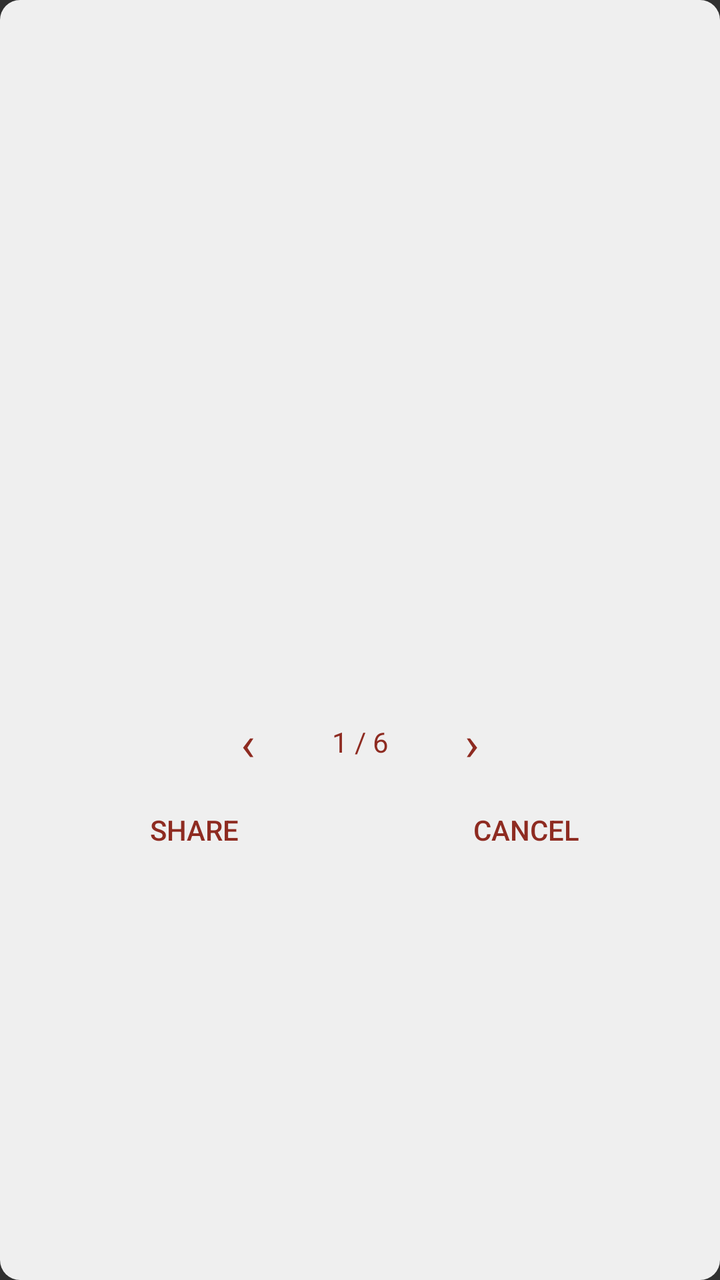
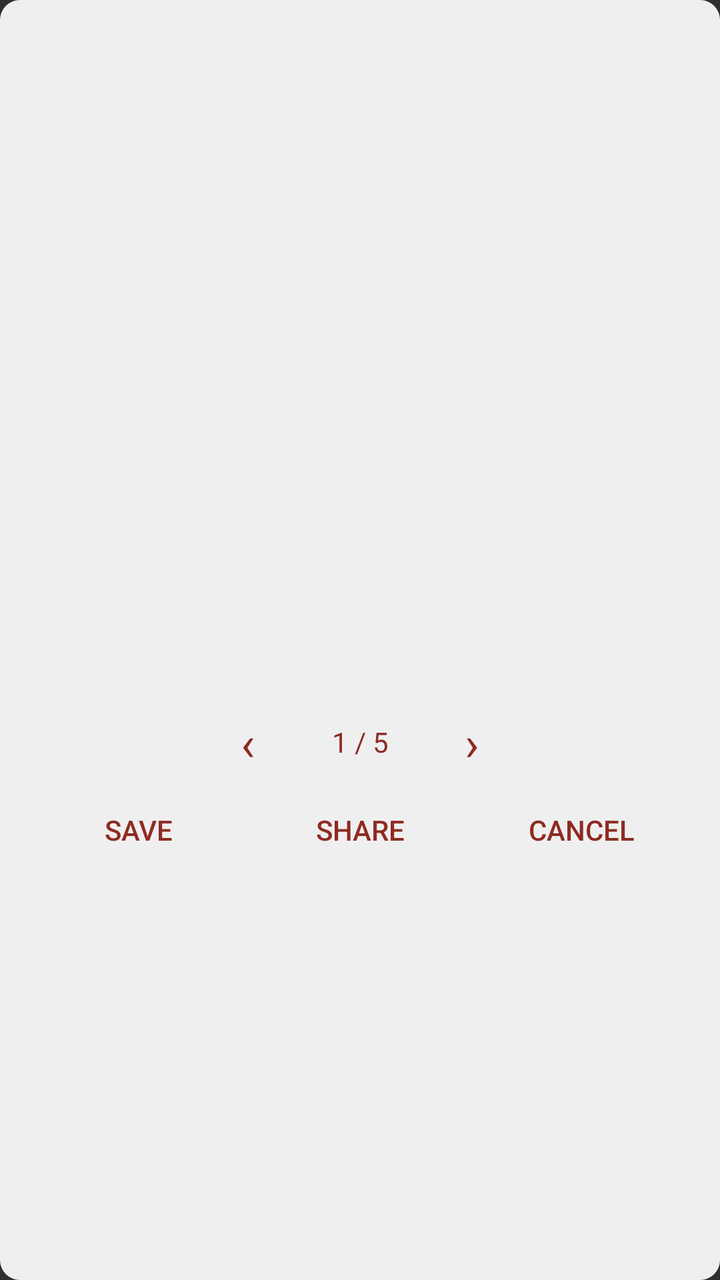

An Android layout rendered at two revisions. The XML below is the earlier revision; the diff shows what the commit changed to produce the second picture.
<!-- AndroidManifest.xml: application theme StyledIndicatorsBlack -->
<!-- res/layout/dialog_share_card.xml -->
<?xml version="1.0" encoding="utf-8"?>
<LinearLayout xmlns:android="http://schemas.android.com/apk/res/android"
    android:layout_width="wrap_content"
    android:layout_height="wrap_content"
    android:background="@drawable/bg_dialog_round_light"
    android:orientation="vertical"
    android:padding="14dp">

    <ImageView
        android:id="@+id/cardPreview"
        android:layout_width="248dp"
        android:layout_height="331dp"
        android:layout_gravity="center_horizontal"
        android:adjustViewBounds="true"
        android:contentDescription="@string/share_quote_card"
        android:scaleType="fitCenter" />

    <LinearLayout
        android:layout_width="match_parent"
        android:layout_height="wrap_content"
        android:layout_marginTop="6dp"
        android:gravity="center"
        android:orientation="horizontal">

        <TextView
            android:id="@+id/cardPrev"
            android:layout_width="48dp"
            android:layout_height="40dp"
            android:gravity="center"
            android:text="‹"
            android:textColor="@color/omni_primary"
            android:textSize="24sp" />

        <TextView
            android:id="@+id/cardTemplate"
            android:layout_width="wrap_content"
            android:layout_height="wrap_content"
            android:minWidth="64dp"
            android:gravity="center"
            android:text="1 / 6"
            android:textColor="@color/omni_primary"
            android:textSize="14sp" />

        <TextView
            android:id="@+id/cardNext"
            android:layout_width="48dp"
            android:layout_height="40dp"
            android:gravity="center"
            android:text="›"
            android:textColor="@color/omni_primary"
            android:textSize="24sp" />
    </LinearLayout>

    <LinearLayout
        android:layout_width="match_parent"
        android:layout_height="wrap_content"
        android:layout_marginTop="2dp"
        android:orientation="horizontal">

        <Button
            android:id="@+id/cardShare"
            android:layout_width="0dp"
            android:layout_height="44dp"
            android:layout_weight="1"
            android:background="?android:attr/selectableItemBackground"
            android:text="@string/share"
            android:textColor="@color/omni_primary" />

        <Button
            android:id="@+id/cardCancel"
            android:layout_width="0dp"
            android:layout_height="44dp"
            android:layout_weight="1"
            android:background="?android:attr/selectableItemBackground"
            android:text="@string/cancel"
            android:textColor="@color/omni_primary" />
    </LinearLayout>
</LinearLayout>
<!-- resources referenced by this layout -->
<resources>
  <color name="omni_primary">#8E2B21</color>
  <!-- drawable bg_dialog_round_light (drawable) -->
  <?xml version="1.0" encoding="utf-8"?>
  <shape xmlns:android="http://schemas.android.com/apk/res/android"
      android:shape="rectangle" >
  
      <solid android:color="#F2FAFAFA" />
  
      <corners android:radius="@dimen/radius" />
  
  </shape>
  <string name="cancel">Cancel</string>
  <string name="share">Share</string>
  <string name="share_quote_card">Share quote card</string>
  <style name="StyledIndicatorsBlack" parent="@android:style/Theme.Black.NoTitleBar">
          
          <item name="android:colorAccent">@color/omni_accent</item>
          <item name="android:colorControlActivated">@color/omni_accent</item>
          <item name="android:windowNoTitle">true</item>
          <item name="android:windowDisablePreview">true</item>
          <item name="android:popupMenuStyle">@style/PopupMenuRound</item>
          <item name="android:actionOverflowMenuStyle">@style/PopupMenuRoundOverflow</item>
          <item name="android:listPopupWindowStyle">@style/ListPopupWindowRound</item>
          <item name="android:dropDownSpinnerStyle">@style/SpinnerPopupRound</item>
          <item name="android:alertDialogTheme">@style/DialogRoundDark</item>
      </style>
  <dimen name="radius">10dp</dimen>
  <color name="omni_accent">#C83A2A</color>
  <style name="PopupMenuRound" parent="@android:style/Widget.Material.PopupMenu">
          <item name="android:popupBackground">@drawable/bg_popup_round</item>
      </style>
  <style name="PopupMenuRoundOverflow" parent="@android:style/Widget.Material.PopupMenu.Overflow">
          <item name="android:popupBackground">@drawable/bg_popup_round</item>
      </style>
  <style name="ListPopupWindowRound" parent="@android:style/Widget.Material.ListPopupWindow">
          <item name="android:popupBackground">@drawable/bg_popup_round</item>
      </style>
  <style name="SpinnerPopupRound" parent="@android:style/Widget.Material.Spinner">
          <item name="android:popupBackground">@drawable/bg_popup_round</item>
      </style>
  <style name="DialogRoundDark" parent="@android:style/Theme.Material.Dialog.Alert">
          <item name="android:colorAccent">@color/omni_accent</item>
          <item name="android:windowBackground">@drawable/bg_dialog_round_dark</item>
          <item name="android:windowTitleStyle">@style/DialogRoundTitle</item>
      </style>
  <!-- drawable bg_popup_round (drawable) -->
  <?xml version="1.0" encoding="utf-8"?>
  <shape xmlns:android="http://schemas.android.com/apk/res/android"
      android:shape="rectangle" >
  
      <solid android:color="?android:attr/colorBackgroundFloating" />
  
      <corners android:radius="@dimen/popup_radius" />
  
      <padding
          android:bottom="@dimen/dv"
          android:top="@dimen/dv" />
  
  </shape>
  <!-- drawable bg_dialog_round_dark (drawable) -->
  <?xml version="1.0" encoding="utf-8"?>
  <shape xmlns:android="http://schemas.android.com/apk/res/android"
      android:shape="rectangle" >
  
      <solid android:color="#F2303030" />
  
      <corners android:radius="@dimen/radius" />
  
  </shape>
  <style name="DialogRoundTitle">
          <item name="android:textAppearance">?android:attr/textAppearanceLarge</item>
          <item name="android:textAllCaps">true</item>
          <item name="android:textStyle">bold</item>
          <item name="android:singleLine">true</item>
          <item name="android:ellipsize">end</item>
      </style>
  <dimen name="popup_radius">8dp</dimen>
  <dimen name="dv">4dip</dimen>
</resources>

<!-- the commit's change to res/layout/dialog_share_card.xml (unified diff, before → after) -->
@@ -37,7 +37,7 @@
             android:layout_height="wrap_content"
             android:minWidth="64dp"
             android:gravity="center"
-            android:text="1 / 6"
+            android:text="1 / 5"
             android:textColor="@color/omni_primary"
             android:textSize="14sp" />
 
@@ -58,13 +58,24 @@
         android:orientation="horizontal">
 
         <Button
+            android:id="@+id/cardSave"
+            android:layout_width="0dp"
+            android:layout_height="44dp"
+            android:layout_weight="1"
+            android:background="?android:attr/selectableItemBackground"
+            android:text="@string/save"
+            android:textColor="@color/omni_primary"
+            android:textSize="14sp" />
+
+        <Button
             android:id="@+id/cardShare"
             android:layout_width="0dp"
             android:layout_height="44dp"
             android:layout_weight="1"
             android:background="?android:attr/selectableItemBackground"
             android:text="@string/share"
-            android:textColor="@color/omni_primary" />
+            android:textColor="@color/omni_primary"
+            android:textSize="14sp" />
 
         <Button
             android:id="@+id/cardCancel"
@@ -73,6 +84,7 @@
             android:layout_weight="1"
             android:background="?android:attr/selectableItemBackground"
             android:text="@string/cancel"
-            android:textColor="@color/omni_primary" />
+            android:textColor="@color/omni_primary"
+            android:textSize="14sp" />
     </LinearLayout>
 </LinearLayout>
<!-- resource entries referenced after the edit -->
@@ -12,6 +12,7 @@
   
   </shape>
   <string name="cancel">Cancel</string>
+  <string name="save">Save</string>
   <string name="share">Share</string>
   <string name="share_quote_card">Share quote card</string>
   <style name="StyledIndicatorsBlack" parent="@android:style/Theme.Black.NoTitleBar">
